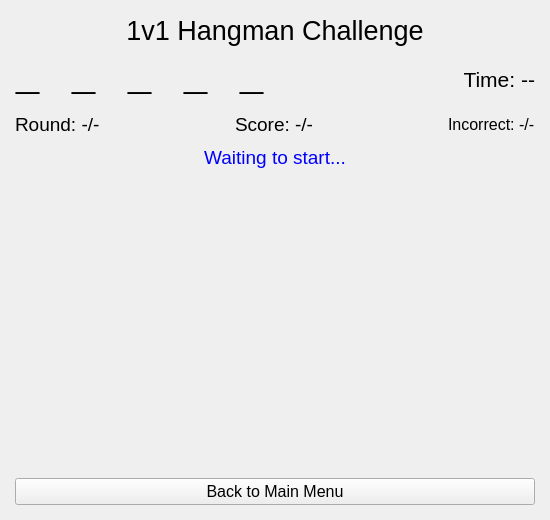
Before: the Qt Designer form python_client/views/ui/qt_single_player_1v1_game_view.ui in YuriHa-op/Hangman, drawn with Qt 5.
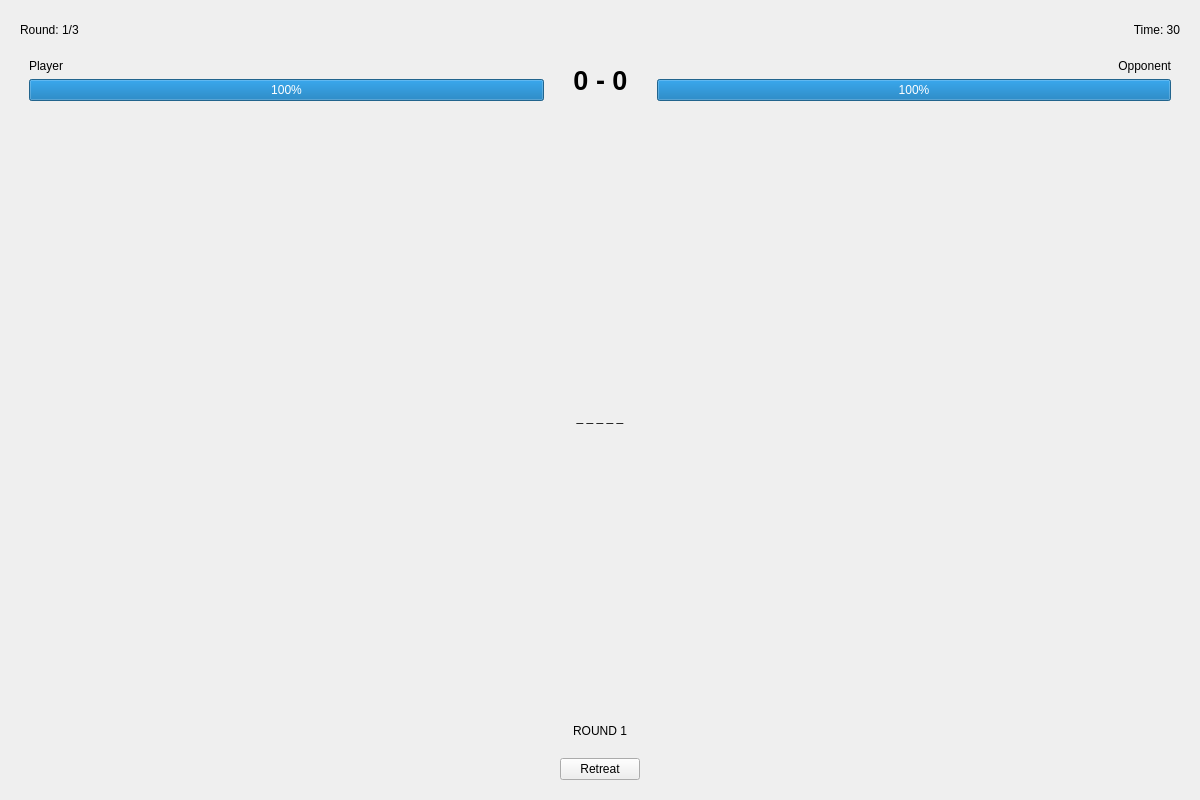
After: the same form once the commit is applied.

The edit to the form file:
```diff
--- a/python_client/views/ui/qt_single_player_1v1_game_view.ui
+++ b/python_client/views/ui/qt_single_player_1v1_game_view.ui
@@ -6,111 +6,35 @@
    <rect>
     <x>0</x>
     <y>0</y>
-    <width>550</width>
-    <height>520</height>
+    <width>1200</width>
+    <height>800</height>
    </rect>
   </property>
   <property name="windowTitle">
    <string>1v1 Hangman Challenge</string>
   </property>
-  <layout class="QVBoxLayout" name="main_layout">
+  <layout class="QVBoxLayout" name="main_layout" stretch="0,0,1,0,0,0">
    <property name="spacing">
     <number>10</number>
    </property>
    <property name="leftMargin">
-    <number>15</number>
+    <number>20</number>
    </property>
    <property name="topMargin">
-    <number>15</number>
+    <number>20</number>
    </property>
    <property name="rightMargin">
-    <number>15</number>
+    <number>20</number>
    </property>
    <property name="bottomMargin">
-    <number>15</number>
+    <number>20</number>
    </property>
    <item>
-    <widget class="QLabel" name="title_label">
-     <property name="font">
-      <font>
-       <family>Arial</family>
-       <pointsize>20</pointsize>
-      </font>
-     </property>
-     <property name="text">
-      <string>1v1 Hangman Challenge</string>
-     </property>
-     <property name="alignment">
-      <set>Qt::AlignCenter</set>
-     </property>
-    </widget>
-   </item>
-   <item>
-    <layout class="QHBoxLayout" name="top_info_frame">
-     <item>
-      <widget class="QLabel" name="word_label">
-       <property name="font">
-        <font>
-         <family>Consolas</family>
-         <pointsize>30</pointsize>
-         <weight>75</weight>
-         <bold>true</bold>
-        </font>
-       </property>
-       <property name="styleSheet">
-        <string notr="true">letter-spacing: 4px;</string>
-       </property>
-       <property name="text">
-        <string>_ _ _ _ _</string>
-       </property>
-       <property name="alignment">
-        <set>Qt::AlignCenter</set>
-       </property>
-      </widget>
-     </item>
-     <item>
-      <spacer name="horizontalSpacer">
-       <property name="orientation">
-        <enum>Qt::Horizontal</enum>
-       </property>
-       <property name="sizeHint" stdset="0">
-        <size>
-         <width>40</width>
-         <height>20</height>
-        </size>
-       </property>
-      </spacer>
-     </item>
-     <item>
-      <widget class="QLabel" name="timer_label">
-       <property name="font">
-        <font>
-         <family>Arial</family>
-         <pointsize>16</pointsize>
-        </font>
-       </property>
-       <property name="text">
-        <string>Time: --</string>
-       </property>
-       <property name="alignment">
-        <set>Qt::AlignRight|Qt::AlignVCenter</set>
-       </property>
-      </widget>
-     </item>
-    </layout>
-   </item>
-   <item>
-    <layout class="QHBoxLayout" name="stats_frame">
+    <layout class="QHBoxLayout" name="top_info_layout">
      <item>
       <widget class="QLabel" name="round_label">
-       <property name="font">
-        <font>
-         <family>Arial</family>
-         <pointsize>14</pointsize>
-        </font>
-       </property>
        <property name="text">
-        <string>Round: -/-</string>
+        <string>Round: 1/3</string>
        </property>
       </widget>
      </item>
@@ -119,9 +43,6 @@
        <property name="orientation">
         <enum>Qt::Horizontal</enum>
        </property>
-       <property name="sizeType">
-        <enum>QSizePolicy::Expanding</enum>
-       </property>
        <property name="sizeHint" stdset="0">
         <size>
          <width>40</width>
@@ -129,64 +50,118 @@
         </size>
        </property>
       </spacer>
+     </item>
+     <item>
+      <widget class="QLabel" name="timer_label">
+       <property name="text">
+        <string>Time: 30</string>
+       </property>
+       <property name="alignment">
+        <set>Qt::AlignRight|Qt::AlignTrailing|Qt::AlignVCenter</set>
+       </property>
+      </widget>
+     </item>
+    </layout>
+   </item>
+   <item>
+    <layout class="QHBoxLayout" name="huds_layout" stretch="1,0,1">
+     <property name="spacing">
+      <number>20</number>
+     </property>
+     <item>
+      <widget class="QWidget" name="player_hud_widget" native="true">
+       <layout class="QVBoxLayout" name="player_hud_layout">
+        <item>
+         <widget class="QLabel" name="player_name_label">
+          <property name="text">
+           <string>Player</string>
+          </property>
+          <property name="class" stdset="0">
+           <string>hud_name_label</string>
+          </property>
+         </widget>
+        </item>
+        <item>
+         <widget class="QProgressBar" name="player_health_bar">
+          <property name="value">
+           <number>100</number>
+          </property>
+          <property name="format">
+           <string>%p%</string>
+          </property>
+         </widget>
+        </item>
+       </layout>
+      </widget>
      </item>
      <item>
       <widget class="QLabel" name="score_label">
        <property name="font">
         <font>
-         <family>Arial</family>
-         <pointsize>14</pointsize>
+         <pointsize>20</pointsize>
+         <weight>75</weight>
+         <bold>true</bold>
         </font>
        </property>
        <property name="text">
-        <string>Score: -/-</string>
+        <string>0 - 0</string>
+       </property>
+       <property name="alignment">
+        <set>Qt::AlignCenter</set>
        </property>
       </widget>
      </item>
      <item>
-      <spacer name="horizontalSpacer_3">
-       <property name="orientation">
-        <enum>Qt::Horizontal</enum>
-       </property>
-       <property name="sizeType">
-        <enum>QSizePolicy::Expanding</enum>
-       </property>
-       <property name="sizeHint" stdset="0">
-        <size>
-         <width>40</width>
-         <height>20</height>
-        </size>
-       </property>
-      </spacer>
-     </item>
-     <item>
-      <widget class="QLabel" name="incorrect_label">
-       <property name="font">
-        <font>
-         <family>Arial</family>
-         <pointsize>12</pointsize>
-        </font>
-       </property>
-       <property name="text">
-        <string>Incorrect: -/-</string>
-       </property>
+      <widget class="QWidget" name="opponent_hud_widget" native="true">
+       <layout class="QVBoxLayout" name="opponent_hud_layout">
+        <item>
+         <widget class="QLabel" name="opponent_name_label">
+          <property name="text">
+           <string>Opponent</string>
+          </property>
+          <property name="alignment">
+           <set>Qt::AlignRight|Qt::AlignTrailing|Qt::AlignVCenter</set>
+          </property>
+          <property name="class" stdset="0">
+           <string>hud_name_label</string>
+          </property>
+         </widget>
+        </item>
+        <item>
+         <widget class="QProgressBar" name="opponent_health_bar">
+          <property name="value">
+           <number>100</number>
+          </property>
+          <property name="format">
+           <string>%p%</string>
+          </property>
+         </widget>
+        </item>
+       </layout>
       </widget>
      </item>
     </layout>
    </item>
+   <item>
+    <widget class="QWidget" name="word_container_widget" native="true">
+     <layout class="QVBoxLayout" name="verticalLayout_word">
+      <item>
+       <widget class="QLabel" name="word_label">
+        <property name="text">
+         <string>_ _ _ _ _</string>
+        </property>
+        <property name="alignment">
+         <set>Qt::AlignCenter</set>
+        </property>
+       </widget>
+      </item>
+     </layout>
+    </widget>
+   </item>
    <item>
     <widget class="QLabel" name="status_label">
-     <property name="font">
-      <font>
-       <family>Arial</family>
-       <pointsize>14</pointsize>
-      </font>
-     </property>
-     <property name="styleSheet">
-      <string notr="true">color: blue;</string>
-     </property>
      <property name="text">
-      <string>Waiting to start...</string>
+      <string>ROUND 1</string>
      </property>
      <property name="alignment">
       <set>Qt::AlignCenter</set>
@@ -196,29 +171,10 @@
    <item>
     <widget class="QWidget" name="kb_container_widget" native="true"/>
    </item>
-   <item>
-    <spacer name="verticalSpacer">
-     <property name="orientation">
-      <enum>Qt::Vertical</enum>
-     </property>
-     <property name="sizeHint" stdset="0">
-      <size>
-       <width>20</width>
-       <height>40</height>
-      </size>
-     </property>
-    </spacer>
-   </item>
-   <item>
+   <item alignment="Qt::AlignCenter">
     <widget class="QPushButton" name="back_button">
-     <property name="font">
-      <font>
-       <family>Arial</family>
-       <pointsize>12</pointsize>
-      </font>
-     </property>
      <property name="text">
-      <string>Back to Main Menu</string>
+      <string>Retreat</string>
      </property>
     </widget>
    </item>
```
Left out of the diff: 2 changed lines with no effect on the pictures.
